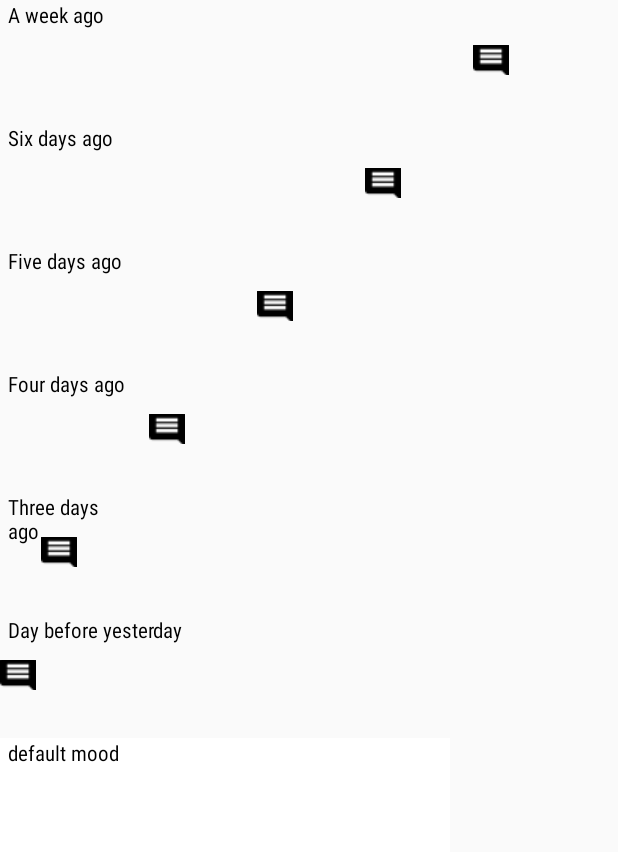
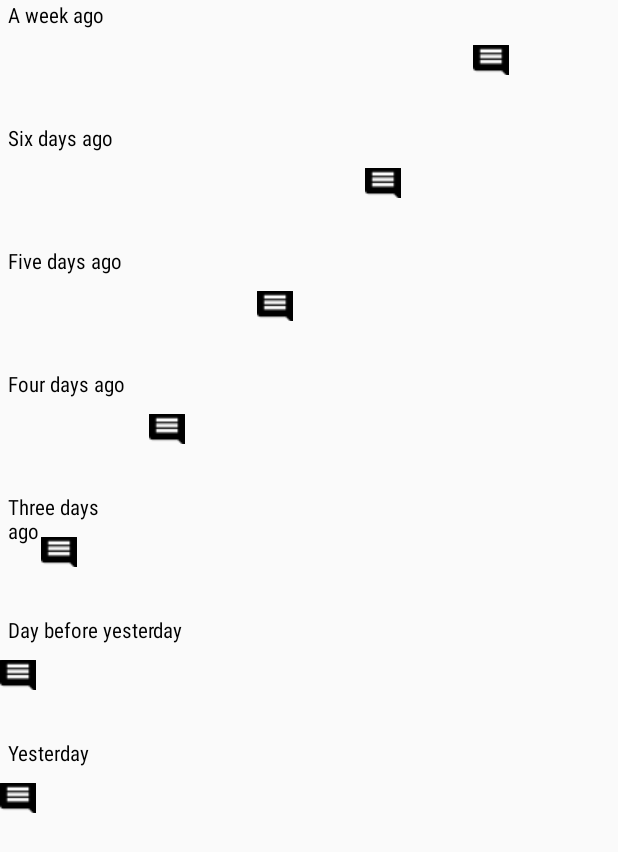
Before and after one commit to micheldu01/MoodTracker2, an Android app: the PageResult screen opened directly, with no data from a screen before it, on a phone screen of 412 x 824 dp. Shown: the top 852 px of the screen. Run offline under Robolectric (Android 15) with nearby library versions, the phone set to English and light mode, and no system bars; 7 statements that could not run were skipped.

Commit message:
correction du bug de décalage

```diff
--- a/app/src/main/java/com/michelapplication/moodtracker/controller/MainActivity.java
+++ b/app/src/main/java/com/michelapplication/moodtracker/controller/MainActivity.java
@@ -43,6 +43,11 @@ public class MainActivity extends AppCompatActivity {
     public static final String DATE  = "yyyy-MM-dd";
     //BDD
     private MoodBDD mMoodBDD;
+    //Values BDD
+    private int colorTemporary = R.color.white;
+    private int sizeColorTemporary = 300;
+    private int sizeCommentTemporary = 0;
+    private String commentTemporary = "";
 
 
     @RequiresApi(api = Build.VERSION_CODES.N)
@@ -71,15 +76,15 @@ public class MainActivity extends AppCompatActivity {
         mSharedPreferences = getSharedPreferences(MYMOOD, Context.MODE_PRIVATE);
 
         //If first connection
-        if (MOOD_TEMPORARY == ""){
+        if (MOOD_TEMPORARY == null){
             //add BDD
             int daysBDD = 1;
             mMoodBDD = new MoodBDD(this);
             mMoodBDD.open();
-            /*while (daysBDD < 8){
-                mMoodBDD.insertMood(new Mood(R.color.white, 0, 0, ""));
+            while (daysBDD < 8){
+                mMoodBDD.insertMood(new Mood(colorTemporary, sizeColorTemporary, sizeCommentTemporary, commentTemporary));
                 daysBDD++;
-            }*/
+            }
             mMoodBDD.close();
             // add date
             SharedPreferences.Editor editor = mSharedPreferences.edit();
--- a/app/src/main/java/com/michelapplication/moodtracker/controller/PageResult.java
+++ b/app/src/main/java/com/michelapplication/moodtracker/controller/PageResult.java
@@ -94,13 +94,12 @@ public class PageResult extends MainActivity {
         today.get(Calendar.MONTH);
         today.get(Calendar.YEAR);
         long diff = today.getTimeInMillis() - saveDay;
-        //int dayCount = (int)  diff / (24 * 60 * 60 * 1000);
-        int dayCount = 2;
+        int dayCount = (int)  diff / (24 * 60 * 60 * 1000);
+
         //add BDD and Arrray for BDD
         mMoodBDD = new MoodBDD(this);
         arrayMoods = new ArrayList<>();
         mMoodBDD.open();
-        arrayMoods = mMoodBDD.getMood();
 
         //add smileys possibilities for get color, size color and size btn comment
         if (smiley == 0) { size_color = 360; size_comment = 315; choice_color = (R.color.banana_yellow);
@@ -118,13 +117,13 @@ public class PageResult extends MainActivity {
         if (dayCount != 0){
             mMoodBDD.insertMood(new Mood(choice_color, size_color, size_comment, saveComment));
         }
-
         //add void mMooBdd if dayCount > 1
         while (dayCount > 1)
         {
             mMoodBDD.insertMood(new Mood(R.color.white, 300, 0, ""));
             dayCount--;
         }
+        arrayMoods = mMoodBDD.getMood();
 
         //seven_days
         methodDay(arrayMoods.get(arrayMoods.size()-7).getColor(),
--- a/app/src/main/java/com/michelapplication/moodtracker/model/MpagerAdapter.java
+++ b/app/src/main/java/com/michelapplication/moodtracker/model/MpagerAdapter.java
@@ -32,14 +32,15 @@ public class MpagerAdapter extends PagerAdapter {
     private static final String MYMOOD = "MyMood";
     // variables
     private int[] layouts;
-    private int[] tableauCouleur= {R.color.banana_yellow,R.color.light_sage,R.color.cornflower_blue_65,R.color.warm_grey,R.color.faded_red};
+    private int[] arrayColor= {R.color.banana_yellow,R.color.light_sage,R.color.cornflower_blue_65,R.color.warm_grey,R.color.faded_red};
     private int[] arraySmiley = {R.drawable.smiley_super_happy,R.drawable.smiley_happy,
             R.drawable.smiley_normal,R.drawable.smiley_disappointed,R.drawable.smiley_sad};
     private LayoutInflater layoutInflater;
     private Context context;
     //sharedPreferences
     private SharedPreferences mPreferences;
-
+    //test
+    private static final int NUM_PAGES = 5;
 
     // constructor
     public MpagerAdapter(int[] layouts, Context context)
@@ -51,7 +52,7 @@ public class MpagerAdapter extends PagerAdapter {
 
     @Override
     public int getCount() {
-        return layouts.length;
+        return arraySmiley.length;
     }
 
     @Override
@@ -65,13 +66,13 @@ public class MpagerAdapter extends PagerAdapter {
         View view = layoutInflater.inflate(R.layout.first_screen,container,false);
         ImageView smiley = (ImageView) view.findViewById(R.id.image_smiley_super_happy);
         smiley.setImageResource(arraySmiley[position]);
-        view.setBackgroundResource(tableauCouleur[position]);
+        view.setBackgroundResource(arrayColor[position]);
         //add music
         MediaPlayer mediaPlayer = MediaPlayer.create(context, R.raw.music_appli);
         mediaPlayer.start();
         //add sharedpreferences date and position arraySmiley
         mPreferences  = context.getSharedPreferences(MYMOOD, MODE_PRIVATE);
-        mPreferences.edit().putInt(MOOD_TEMPORARY,position).commit();
+        mPreferences.edit().putInt(MOOD_TEMPORARY,(position)).commit();
         // add date
         Calendar thatDay = Calendar.getInstance();
         thatDay.get(Calendar.DAY_OF_MONTH);
```
